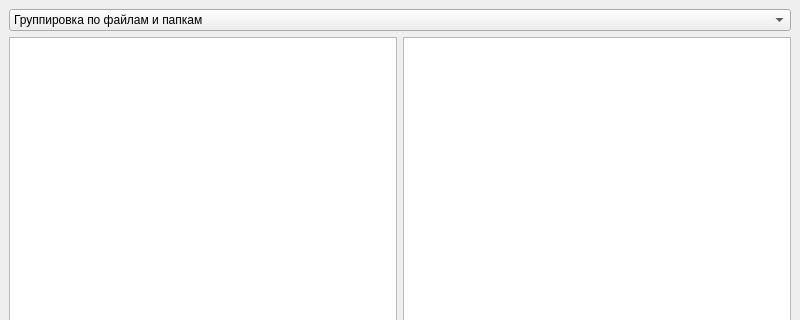
Qt form mainwindow.ui (SonyaTitova/Lab3_Sonya) before a commit; both pictures show x 0 to 800 and y 0 to 320 of the 800 by 600 pixel window.
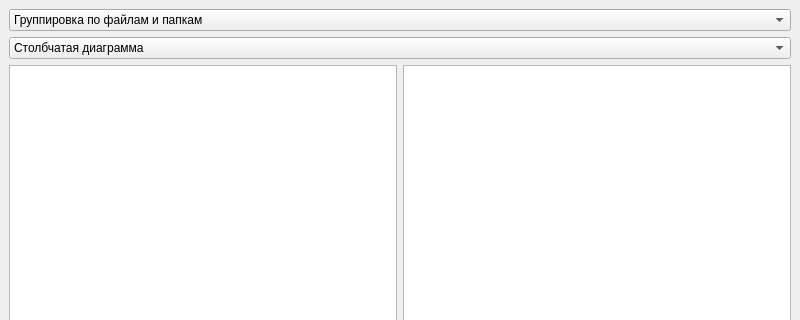
The same form after that commit.

```diff
--- a/mainwindow.ui
+++ b/mainwindow.ui
@@ -29,12 +29,26 @@
       </item>
      </widget>
     </item>
+    <item>
+     <widget class="QComboBox" name="comboBox_Diagram">
+      <item>
+       <property name="text">
+        <string>Столбчатая диаграмма</string>
+       </property>
+      </item>
+      <item>
+       <property name="text">
+        <string>Круговая диаграмма</string>
+       </property>
+      </item>
+     </widget>
+    </item>
     <item>
      <widget class="QSplitter" name="splitter">
       <property name="orientation">
        <enum>Qt::Horizontal</enum>
       </property>
-      <widget class="QWidget" name="">
+      <widget class="QWidget" name="layoutWidget">
        <layout class="QHBoxLayout" name="horizontalLayout">
         <item>
          <widget class="QTreeView" name="treeView_SystemFiles"/>
```
Left out of the diff: 2 changed lines with no effect on the pictures.
